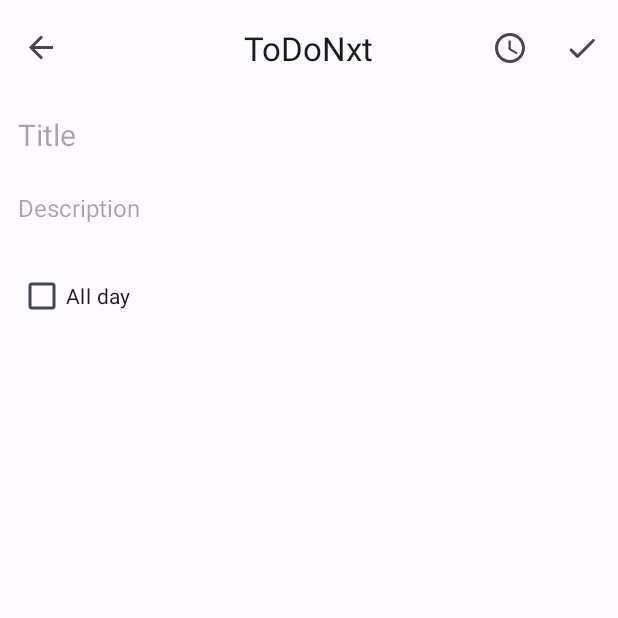
After one commit to daniel-reinhold/todo-nxt-android, an Android app: the CreateTaskFragment screen opened through its navigation route, on a phone screen of 412 x 824 dp, the top half of it. The commit adds this screen. Run offline under Robolectric (Android 15) with nearby library versions, the phone set to English and light mode, and no system bars; our stand-ins replace Dagger/Hilt's generated code, Room's generated code, navigation-ui.

Commit message:
Added UI for CreateTaskFragment

```diff
--- /dev/null
+++ b/app/src/main/java/de/todonxt/feature/add_task/presentation/CreateTaskFragment.kt
@@ -0,0 +1,46 @@
+package de.todonxt.feature.add_task.presentation
+
+import android.os.Bundle
+import android.view.*
+import androidx.core.view.MenuHost
+import androidx.core.view.MenuProvider
+import androidx.fragment.app.Fragment
+import androidx.lifecycle.Lifecycle
+import de.todonxt.R
+import de.todonxt.databinding.FragmentCreateTaskBinding
+
+class CreateTaskFragment : Fragment(), MenuProvider {
+
+    private var _binding: FragmentCreateTaskBinding? = null
+    private val binding get() = _binding!!
+
+    override fun onCreateView(
+        inflater: LayoutInflater,
+        container: ViewGroup?,
+        savedInstanceState: Bundle?
+    ): View {
+        _binding = FragmentCreateTaskBinding.inflate(inflater, container, false)
+
+        (activity as? MenuHost)?.addMenuProvider(
+            this,
+            viewLifecycleOwner,
+            Lifecycle.State.RESUMED
+        )
+
+        return binding.root
+    }
+
+    override fun onDestroyView() {
+        super.onDestroyView()
+        _binding = null
+    }
+
+    override fun onCreateMenu(menu: Menu, menuInflater: MenuInflater) {
+        menuInflater.inflate(R.menu.menu_add_task, menu)
+    }
+
+    override fun onMenuItemSelected(menuItem: MenuItem): Boolean {
+        return true
+    }
+
+}
--- a/app/src/main/java/de/todonxt/feature/dashboard/presentation/DashboardFragment.kt
+++ b/app/src/main/java/de/todonxt/feature/dashboard/presentation/DashboardFragment.kt
@@ -7,6 +7,7 @@ import androidx.core.view.MenuProvider
 import androidx.fragment.app.Fragment
 import androidx.fragment.app.viewModels
 import androidx.lifecycle.Lifecycle
+import androidx.navigation.fragment.findNavController
 import dagger.hilt.android.AndroidEntryPoint
 import de.todonxt.R
 import de.todonxt.core.ui.UNICODE_EMOJI_MOON
@@ -53,6 +54,12 @@ class DashboardFragment : Fragment() {
 
         val taskAdapter = TaskAdapter().also { binding.recyclerViewTasks.adapter = it }
 
+        binding.buttonCreateTask.setOnClickListener {
+            findNavController().navigate(
+                DashboardFragmentDirections.actionDashboardToAddTask()
+            )
+        }
+
         launchAndRepeatWithViewLifecycle {
             launch {
                 viewModel.tasks.collectLatest {
--- /dev/null
+++ b/app/src/main/res/drawable/ic_check.xml
@@ -0,0 +1,10 @@
+<vector xmlns:android="http://schemas.android.com/apk/res/android"
+    android:width="24dp"
+    android:height="24dp"
+    android:viewportWidth="24"
+    android:viewportHeight="24"
+    android:tint="?attr/colorControlNormal">
+  <path
+      android:fillColor="@android:color/white"
+      android:pathData="M9,16.17L5.53,12.7c-0.39,-0.39 -1.02,-0.39 -1.41,0 -0.39,0.39 -0.39,1.02 0,1.41l4.18,4.18c0.39,0.39 1.02,0.39 1.41,0L20.29,7.71c0.39,-0.39 0.39,-1.02 0,-1.41 -0.39,-0.39 -1.02,-0.39 -1.41,0L9,16.17z"/>
+</vector>
--- /dev/null
+++ b/app/src/main/res/drawable/ic_remove.xml
@@ -0,0 +1,10 @@
+<vector xmlns:android="http://schemas.android.com/apk/res/android"
+    android:width="24dp"
+    android:height="24dp"
+    android:viewportWidth="24"
+    android:viewportHeight="24"
+    android:tint="?attr/colorControlNormal">
+  <path
+      android:fillColor="@android:color/white"
+      android:pathData="M18,13H6c-0.55,0 -1,-0.45 -1,-1s0.45,-1 1,-1h12c0.55,0 1,0.45 1,1s-0.45,1 -1,1z"/>
+</vector>
--- /dev/null
+++ b/app/src/main/res/layout/fragment_create_task.xml
@@ -0,0 +1,34 @@
+<?xml version="1.0" encoding="utf-8"?>
+<LinearLayout xmlns:android="http://schemas.android.com/apk/res/android"
+    android:layout_width="match_parent"
+    android:layout_height="match_parent"
+    android:orientation="vertical">
+
+    <EditText
+        android:layout_width="match_parent"
+        android:layout_height="wrap_content"
+        android:background="@null"
+        android:hint="@string/hint_title"
+        android:importantForAutofill="no"
+        android:inputType="text"
+        android:padding="12dp"
+        android:textSize="20sp" />
+
+    <EditText
+        android:layout_width="match_parent"
+        android:layout_height="wrap_content"
+        android:background="@null"
+        android:hint="@string/hint_description"
+        android:importantForAutofill="no"
+        android:inputType="text"
+        android:padding="12dp"
+        android:textSize="16sp" />
+
+    <com.google.android.material.checkbox.MaterialCheckBox
+        android:layout_width="match_parent"
+        android:layout_height="wrap_content"
+        android:layout_marginHorizontal="12dp"
+        android:layout_marginTop="12dp"
+        android:text="@string/all_day" />
+
+</LinearLayout>
--- a/app/src/main/res/layout/fragment_dashboard.xml
+++ b/app/src/main/res/layout/fragment_dashboard.xml
@@ -76,6 +76,7 @@
                 android:text="@string/no_tasks_today" />
 
             <com.google.android.material.button.MaterialButton
+                android:id="@+id/buttonCreateTask"
                 style="@style/DefaultButton"
                 android:layout_width="match_parent"
                 android:layout_height="wrap_content"
--- /dev/null
+++ b/app/src/main/res/menu/menu_add_task.xml
@@ -0,0 +1,15 @@
+<?xml version="1.0" encoding="utf-8"?>
+<menu xmlns:android="http://schemas.android.com/apk/res/android"
+    xmlns:app="http://schemas.android.com/apk/res-auto">
+    <item
+        android:id="@+id/addTime"
+        android:icon="@drawable/ic_clock"
+        android:title="@string/add_time"
+        app:showAsAction="ifRoom" />
+
+    <item
+        android:id="@+id/saveTask"
+        android:icon="@drawable/ic_check"
+        android:title="@string/save"
+        app:showAsAction="ifRoom" />
+</menu>
--- a/app/src/main/res/navigation/app.xml
+++ b/app/src/main/res/navigation/app.xml
@@ -9,6 +9,16 @@
         android:id="@+id/fragmentDashboard"
         android:name="de.todonxt.feature.dashboard.presentation.DashboardFragment"
         android:label="@string/title_dashboard"
-        tools:layout="@layout/fragment_dashboard" />
+        tools:layout="@layout/fragment_dashboard" >
+        <action
+            android:id="@+id/actionDashboardToAddTask"
+            app:destination="@id/fragmentAddTask" />
+    </fragment>
+
+    <fragment
+        android:id="@+id/fragmentAddTask"
+        android:name="de.todonxt.feature.add_task.presentation.CreateTaskFragment"
+        android:label="@string/create_task"
+        tools:layout="@layout/fragment_create_task" />
 
 </navigation>
--- a/app/src/main/res/values/strings.xml
+++ b/app/src/main/res/values/strings.xml
@@ -8,6 +8,7 @@
     <string name="greeting_evening">Good evening!</string>
     <string name="greeting_night">Good night!</string>
     <string name="all_day">All day</string>
+    <string name="save">Save</string>
 
     <string name="title_dashboard">Dashboard</string>
     <string name="title_tasks">Tasks</string>
@@ -18,4 +19,10 @@
     <string name="no_tasks_today">There are no tasks today</string>
     <string name="create_task">Create task</string>
 
+    <string name="hint_title">Title</string>
+    <string name="hint_description">Description</string>
+    <string name="add_description">Add description</string>
+    <string name="remove_description">Remove description</string>
+    <string name="add_time">Add time</string>
+
 </resources>
--- a/app/src/main/res/values/themes.xml
+++ b/app/src/main/res/values/themes.xml
@@ -53,4 +53,11 @@
         <item name="iconGravity">textStart</item>
     </style>
 
+    <style name="DangerButton" parent="ThemeOverlay.Material3.Button.ElevatedButton">
+        <item name="backgroundTint">?attr/colorError</item>
+        <item name="android:textColor">?attr/colorOnError</item>
+        <item name="iconTint">?attr/colorOnError</item>
+        <item name="iconGravity">textStart</item>
+    </style>
+
 </resources>
```
